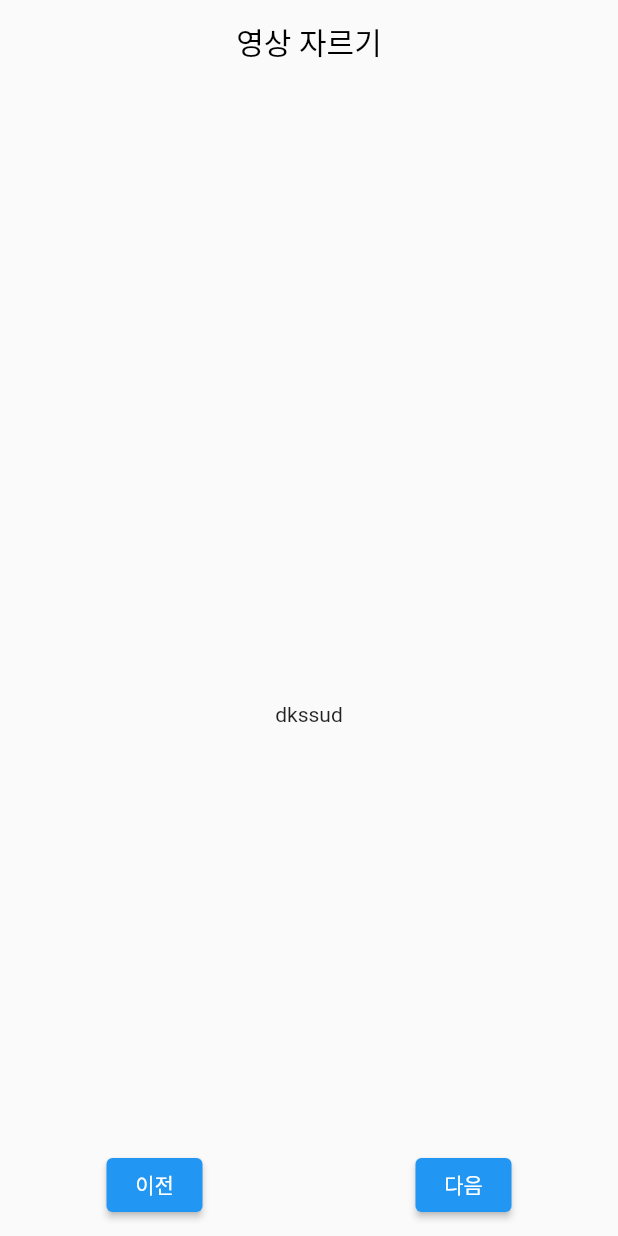
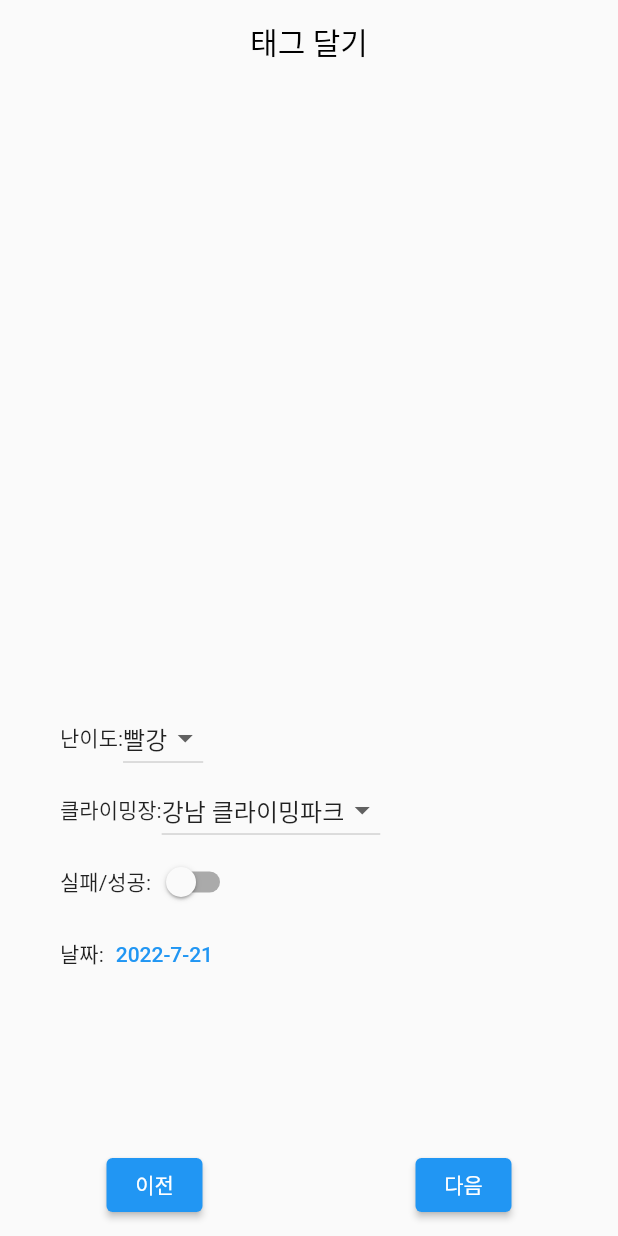
Before and after one commit to climb-balance/climb-balance-front, a Flutter app: the TagVideo screen opened directly with empty values, on a phone screen of 412 x 824 dp. Run offline on Flutter 3.47's test engine with Material 2 defaults, Android fonts, the phone set to English and light mode, and no system bars; our stand-ins replace flutter_riverpod, image_picker, numberpicker, shared_preferences, video_player, webview_flutter; missing offline and left inert: video_thumbnail; accounts and stored records are empty.

```diff
--- a/lib/ui/pages/home/tagVideo.dart
+++ b/lib/ui/pages/home/tagVideo.dart
@@ -1,25 +1,70 @@
+import 'package:climb_balance/providers/upload.dart';
 import 'package:climb_balance/ui/widgets/video_trimmer/trimVideoViewer.dart';
 import 'package:climb_balance/ui/widgets/video_trimmer/trimmer.dart';
 import 'package:flutter/material.dart';
+import 'package:flutter_riverpod/flutter_riverpod.dart';
 
 import '../../widgets/bottomProgressBar.dart';
 
-class TagVideo extends StatefulWidget {
+const Map<String, int> difficultyData = {
+  '빨강': 0,
+  '파랑': 2,
+  '초록': 3,
+  '검정': 4,
+};
+
+const Map<String, int> locationData = {
+  '강남 클라이밍파크': 0,
+  '신논현 더클라이밍': 1,
+  '수원 클라임바운스': 2,
+  '이천 클라임바운스': 3,
+};
+
+class TagVideo extends ConsumerStatefulWidget {
   Trimmer trimmer;
 
   TagVideo({Key? key, required this.trimmer}) : super(key: key);
 
   @override
-  State<TagVideo> createState() => _TagVideoState();
+  ConsumerState<TagVideo> createState() => _TagVideoState();
 }
 
-class _TagVideoState extends State<TagVideo> {
+class _TagVideoState extends ConsumerState<TagVideo> {
+  String difficultyDropValue = '빨강';
+  String locationDropValue = '강남 클라이밍파크';
+  bool success = false;
+  DateTime date = DateTime.now();
+
+  // TODO 상태 유지
+  void handleDatePick() async {
+    DateTime? newDate = await showDatePicker(
+        context: context,
+        initialDate: date,
+        firstDate: DateTime(2018),
+        lastDate: DateTime.now());
+    if (newDate == null) return;
+    setState(() {
+      date = newDate;
+    });
+  }
+
+  void handelTagNext() {
+    ref.read(uploadProvider.notifier).setTags(
+          location: locationData[locationDropValue] ?? 0,
+          difficulty: difficultyData[difficultyDropValue] ?? 0,
+          success: success,
+          date: date,
+        );
+    Navigator.push(
+        context, MaterialPageRoute(builder: (context) => Container()));
+  }
+
   @override
   Widget build(BuildContext context) {
     return Scaffold(
       appBar: AppBar(
-        title: Text(
-          '영상 자르기',
+        title: const Text(
+          '태그 달기',
           style: TextStyle(color: Colors.black),
         ),
         centerTitle: true,
@@ -37,17 +82,81 @@ class _TagVideoState extends State<TagVideo> {
             ),
           ),
           SafeArea(
-            minimum: EdgeInsets.fromLTRB(40, 0, 40, 0),
+            minimum: const EdgeInsets.fromLTRB(40, 0, 40, 0),
             child: Column(
               children: [
-                Text('dkssud'),
+                Row(
+                  children: [
+                    Text('난이도:'),
+                    DropdownButton<String>(
+                      value: difficultyDropValue,
+                      icon: Icon(Icons.arrow_drop_down),
+                      items: difficultyData.keys
+                          .map<DropdownMenuItem<String>>(
+                              (String value) => DropdownMenuItem<String>(
+                                    value: value,
+                                    child: Text(value),
+                                  ))
+                          .toList(),
+                      onChanged: (String? newValue) {
+                        setState(() {
+                          difficultyDropValue = newValue!;
+                        });
+                      },
+                    ),
+                  ],
+                ),
+                Row(
+                  children: [
+                    Text('클라이밍장:'),
+                    DropdownButton<String>(
+                      value: locationDropValue,
+                      icon: Icon(Icons.arrow_drop_down),
+                      items: locationData.keys
+                          .map<DropdownMenuItem<String>>(
+                              (String value) => DropdownMenuItem<String>(
+                                    value: value,
+                                    child: Text(value),
+                                  ))
+                          .toList(),
+                      onChanged: (String? newValue) {
+                        setState(() {
+                          locationDropValue = newValue!;
+                        });
+                      },
+                    ),
+                  ],
+                ),
+                Row(
+                  children: [
+                    Text('실패/성공:'),
+                    Switch(
+                      value: success,
+                      onChanged: (value) {
+                        setState(() {
+                          success = value;
+                        });
+                      },
+                    ),
+                  ],
+                ),
+                Row(
+                  children: [
+                    Text('날짜:'),
+                    TextButton(
+                      // TODO 분리
+                      child: Text('${date.year}-${date.month}-${date.day}'),
+                      onPressed: handleDatePick,
+                    )
+                  ],
+                )
               ],
             ),
           ),
         ],
       ),
       bottomSheet: BottomProgressBar(
-        handleNext: () {},
+        handleNext: handelTagNext,
       ),
     );
   }
```
Also changed, not shown: lib/providers/upload.dart (+11 -0 lines).
